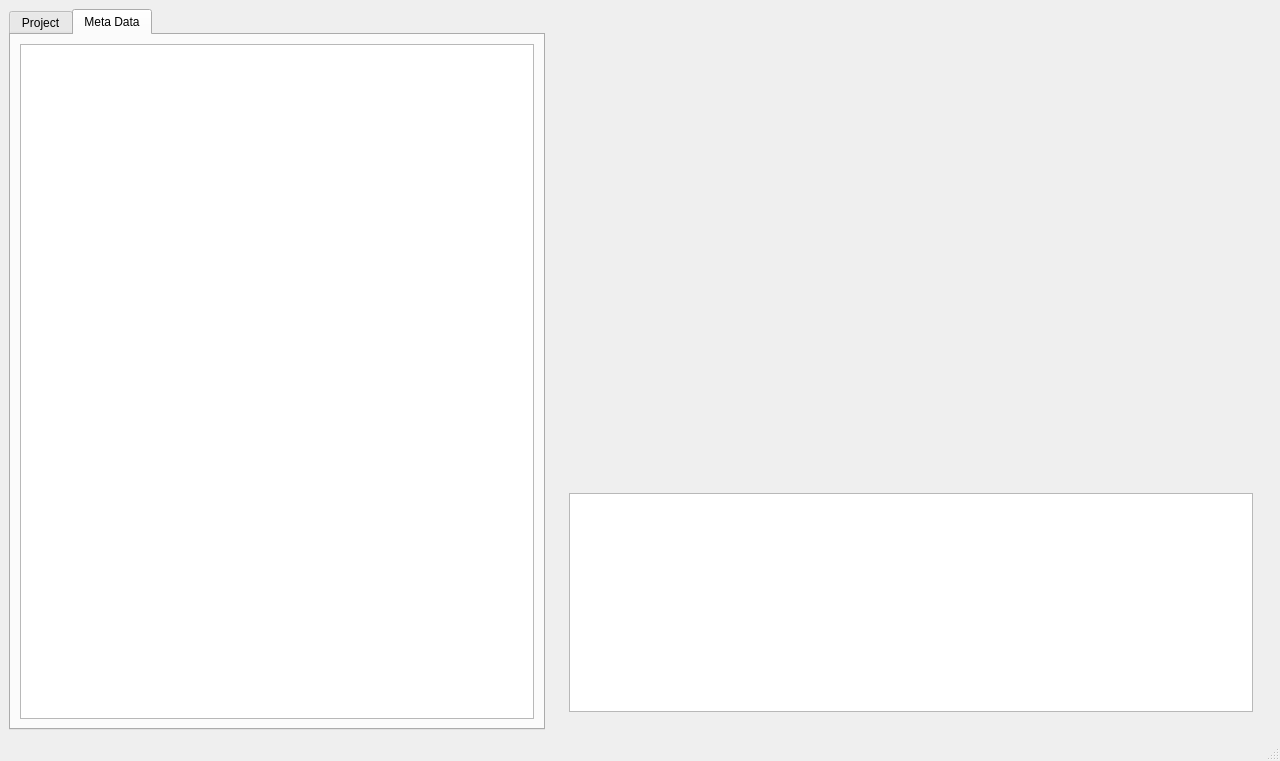
jaredmauch/OpenOTDR, file mainwindow.ui: the form before one commit.
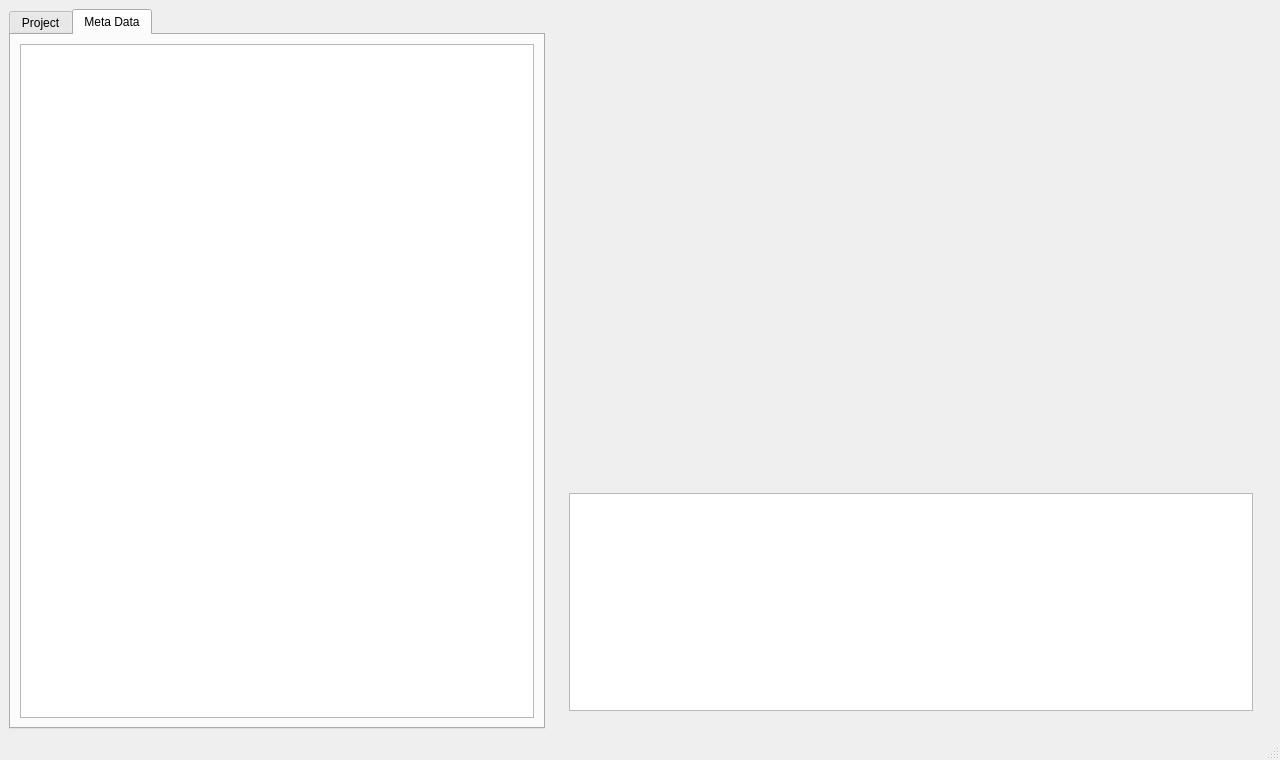
The form after the commit. The open tabs and pages were chosen to show the change. Icons and pictures are not drawn.

The edit to the form file:
```diff
--- a/mainwindow.ui
+++ b/mainwindow.ui
@@ -7,7 +7,7 @@
     <x>0</x>
     <y>0</y>
     <width>1280</width>
-    <height>761</height>
+    <height>760</height>
    </rect>
   </property>
   <property name="windowTitle">
@@ -192,53 +192,7 @@
        </attribute>
        <layout class="QVBoxLayout" name="verticalLayout">
         <item>
-         <widget class="QTableView" name="metaDataTable">
-          <row>
-           <property name="text">
-            <string>Project name</string>
-           </property>
-          </row>
-          <row>
-           <property name="text">
-            <string>Location A</string>
-           </property>
-          </row>
-          <row>
-           <property name="text">
-            <string>Location B</string>
-           </property>
-          </row>
-          <row>
-           <property name="text">
-            <string>Total distance (km)</string>
-           </property>
-          </row>
-          <row>
-           <property name="text">
-            <string>Total distance</string>
-           </property>
-          </row>
-          <row>
-           <property name="text">
-            <string>Launch length (km)</string>
-           </property>
-          </row>
-          <row>
-           <property name="text">
-            <string>Recieve length (km)</string>
-           </property>
-          </row>
-          <row>
-           <property name="text">
-            <string>Average loss (dB/km)</string>
-           </property>
-          </row>
-          <row>
-           <property name="text">
-            <string>Total loss(dB)</string>
-           </property>
-          </row>
-         </widget>
+         <widget class="QTableView" name="metaTableView"/>
         </item>
        </layout>
       </widget>
```
